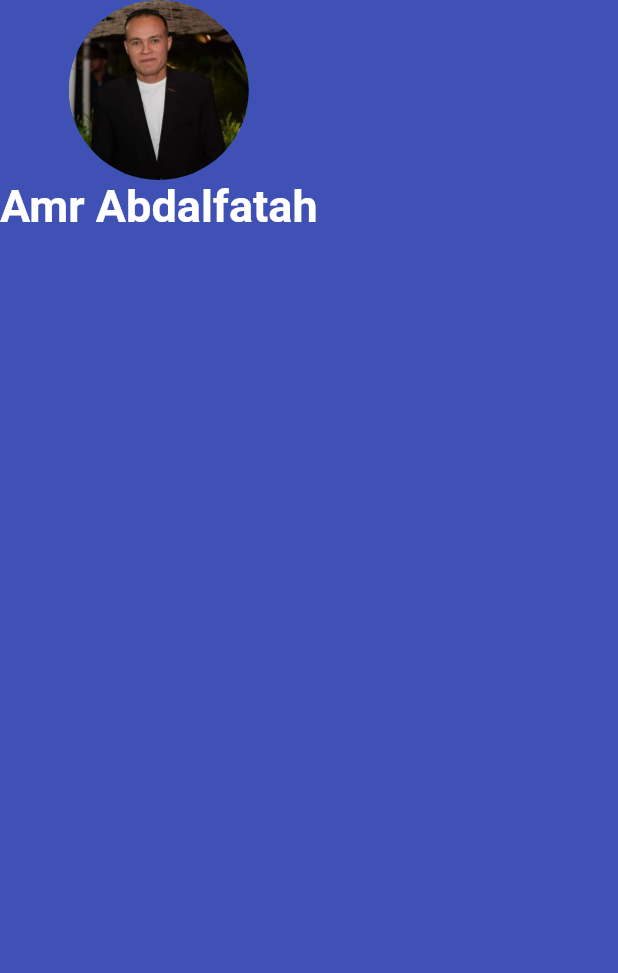
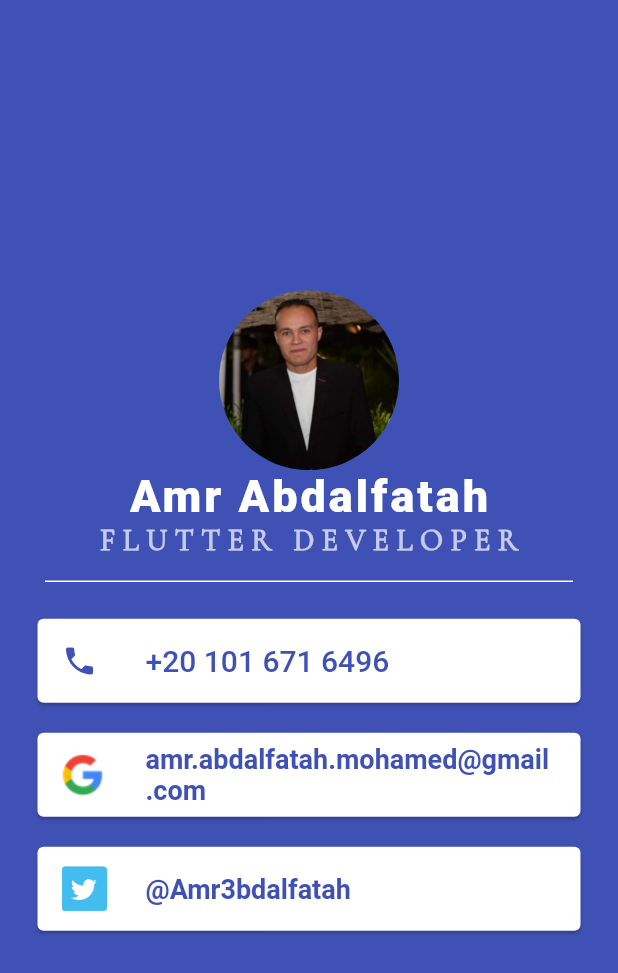
Before and after one commit to amrabdalfatah/Mi-Card, a Flutter app: the screen it shows after launch, on a phone screen of 412 x 824 dp. Shown: the top 973 px of the screen. Run offline on Flutter 3.47's test engine with Material 2 defaults, Android fonts, the phone set to English and light mode, and no system bars; Roboto replaces fonts that are missing (Main); project files that could hold a hidden picture were left out.

Commit message:
Finish UI

```diff
--- a/lib/main.dart
+++ b/lib/main.dart
@@ -14,6 +14,7 @@ class MyApp extends StatelessWidget {
         backgroundColor: Colors.indigo,
         body: SafeArea(
           child: Column(
+            mainAxisAlignment: MainAxisAlignment.center,
             children: [
               CircleAvatar(
                 radius: 60.0,
@@ -24,7 +25,97 @@ class MyApp extends StatelessWidget {
                 style: TextStyle(
                   fontSize: 30,
                   color: Colors.white,
+                  fontWeight: FontWeight.w900,
+                  letterSpacing: 2,
+                  fontFamily: 'Main',
+                ),
+              ),
+              Text(
+                'FLUTTER DEVELOPER',
+                style: TextStyle(
+                  fontFamily: 'SubMain',
+                  fontSize: 20,
+                  letterSpacing: 5,
+                  color: Colors.white70,
                   fontWeight: FontWeight.bold,
+                ),
+              ),
+              Divider(
+                color: Colors.white,
+                thickness: 1,
+                indent: 30,
+                height: 30,
+                endIndent: 30,
+              ),
+              Card(
+                color: Colors.white,
+                margin: EdgeInsets.symmetric(
+                  vertical: 10,
+                  horizontal: 25,
+                ),
+                child: ListTile(
+                  leading: Icon(
+                    Icons.phone,
+                    color: Colors.indigo,
+                  ),
+                  title: Text(
+                    '+20 101 671 6496',
+                    style: TextStyle(
+                      fontSize: 20,
+                      color: Colors.indigo,
+                      fontWeight: FontWeight.w500,
+                    ),
+                  ),
+                ),
+              ),
+              Card(
+                color: Colors.white,
+                margin: EdgeInsets.symmetric(
+                  vertical: 10,
+                  horizontal: 25,
+                ),
+                child: ListTile(
+                  leading: CircleAvatar(
+                    radius: 14,
+                    backgroundImage: AssetImage(
+                        'assets/images/google-logo.png'
+                      ),
+                    backgroundColor: Colors.white,
+                    ),
+                  title: Text(
+                    'amr.abdalfatah.mohamed@gmail.com',
+                    style: TextStyle(
+                      fontSize: 18,
+                      color: Colors.indigo,
+                      fontWeight: FontWeight.w700,
+                      fontFamily: 'Main'
+                    ),
+                  ),
+                ),
+              ),
+              Card(
+                color: Colors.white,
+                margin: EdgeInsets.symmetric(
+                  vertical: 10,
+                  horizontal: 25,
+                ),
+                child: ListTile(
+                  leading: SizedBox(
+                    width: 30,
+                    height: 30,
+                    child: Image.asset(
+                        'assets/images/twitter.jpg',
+                      fit: BoxFit.fill,
+                    ),
+                  ),
+                  title: Text(
+                    '@Amr3bdalfatah',
+                    style: TextStyle(
+                        fontSize: 18,
+                        color: Colors.indigo,
+                        fontWeight: FontWeight.w600,
+                    ),
+                  ),
                 ),
               ),
             ],
```
Also changed, not shown: pubspec.yaml (+9 -25 lines), assets/images/google-logo.png (added), assets/images/twitter.jpg (added), fonts/CormorantUnicase-Regular.ttf (added), fonts/PlayfairDisplay-SemiBold.ttf (added).
